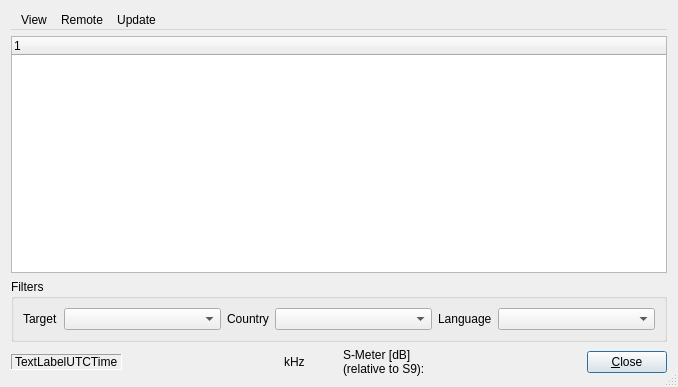
This is dream/src/GUI-QT/StationsDlgbase.ui in mmjee/dream-patched as Qt 5 draws it before an edit. The edited form follows.
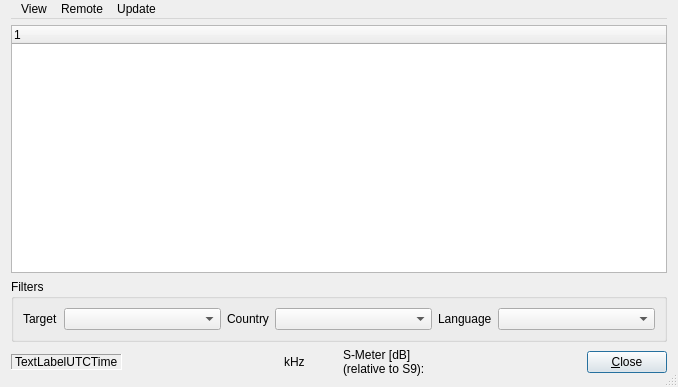
This is the edited form. Custom widgets are drawn as their Qt base class.

Commit message: adjusted layout margin

What changed in the file:
```diff
--- a/dream/src/GUI-QT/StationsDlgbase.ui
+++ b/dream/src/GUI-QT/StationsDlgbase.ui
@@ -17,6 +17,9 @@
    <bool>true</bool>
   </property>
   <layout class="QVBoxLayout" name="verticalLayout">
+   <property name="topMargin">
+    <number>0</number>
+   </property>
    <item>
     <widget class="QMenuBar" name="menubar">
      <widget class="QMenu" name="menuView">
```
The commit also changes 6 other files.
